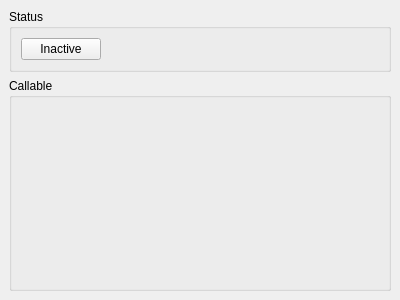
The window that profit/widgets/ui_strategydisplay.ui (hpsilva/profitpy) describes before a commit, drawn with Qt 5.
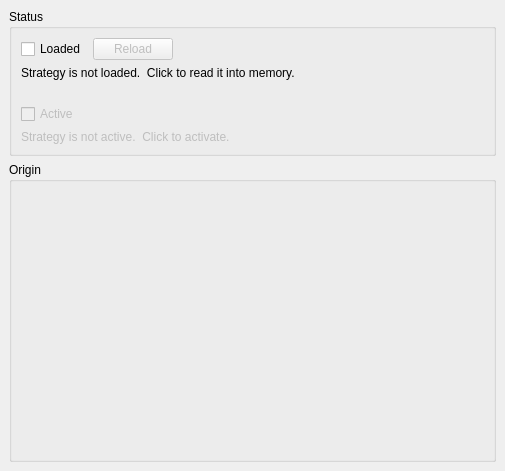
The same window after the commit. Icons and pictures are not drawn. Custom widgets are drawn as their Qt base class.

Commit message: Further build-out of strategy display widget.  Removed excess frames and margin from most displays.

Patch:
```diff
--- a/profit/widgets/ui_strategydisplay.ui
+++ b/profit/widgets/ui_strategydisplay.ui
@@ -5,8 +5,8 @@
    <rect>
     <x>0</x>
     <y>0</y>
-    <width>400</width>
-    <height>300</height>
+    <width>505</width>
+    <height>471</height>
    </rect>
   </property>
   <property name="windowTitle" >
@@ -32,35 +32,124 @@
      <property name="title" >
       <string>Status</string>
      </property>
-     <layout class="QHBoxLayout" >
+     <property name="flat" >
+      <bool>true</bool>
+     </property>
+     <layout class="QVBoxLayout" >
       <property name="margin" >
-       <number>9</number>
+       <number>0</number>
       </property>
       <property name="spacing" >
        <number>6</number>
       </property>
       <item>
-       <widget class="QPushButton" name="statusButton" >
-        <property name="text" >
-         <string>Inactive</string>
-        </property>
-        <property name="icon" >
-         <iconset resource="profit.qrc" >:/images/icons/connect_no.png</iconset>
-        </property>
+       <widget class="QFrame" name="loadGroup" >
+        <layout class="QGridLayout" >
+         <property name="margin" >
+          <number>9</number>
+         </property>
+         <property name="spacing" >
+          <number>6</number>
+         </property>
+         <item row="0" column="2" >
+          <spacer>
+           <property name="orientation" >
+            <enum>Qt::Horizontal</enum>
+           </property>
+           <property name="sizeHint" >
+            <size>
+             <width>40</width>
+             <height>20</height>
+            </size>
+           </property>
+          </spacer>
+         </item>
+         <item row="1" column="0" colspan="3" >
+          <widget class="QLabel" name="loadLabel" >
+           <property name="sizePolicy" >
+            <sizepolicy>
+             <hsizetype>7</hsizetype>
+             <vsizetype>5</vsizetype>
+             <horstretch>0</horstretch>
+             <verstretch>0</verstretch>
+            </sizepolicy>
+           </property>
+           <property name="text" >
+            <string>Strategy is not loaded.  Click to read it into memory.</string>
+           </property>
+           <property name="wordWrap" >
+            <bool>true</bool>
+           </property>
+          </widget>
+         </item>
+         <item row="0" column="1" >
+          <widget class="QPushButton" name="reloadButton" >
+           <property name="enabled" >
+            <bool>false</bool>
+           </property>
+           <property name="text" >
+            <string>Reload</string>
+           </property>
+           <property name="icon" >
+            <iconset resource="profit.qrc" >:/images/icons/noatunloopsong.png</iconset>
+           </property>
+          </widget>
+         </item>
+         <item row="0" column="0" >
+          <widget class="QCheckBox" name="loadButton" >
+           <property name="text" >
+            <string>Loaded</string>
+           </property>
+           <property name="icon" >
+            <iconset resource="profit.qrc" >:/images/icons/misc.png</iconset>
+           </property>
+          </widget>
+         </item>
+        </layout>
        </widget>
       </item>
       <item>
-       <spacer>
-        <property name="orientation" >
-         <enum>Qt::Horizontal</enum>
+       <widget class="QFrame" name="activeGroup" >
+        <property name="enabled" >
+         <bool>false</bool>
         </property>
-        <property name="sizeHint" >
-         <size>
-          <width>40</width>
-          <height>20</height>
-         </size>
-        </property>
-       </spacer>
+        <layout class="QVBoxLayout" >
+         <property name="margin" >
+          <number>9</number>
+         </property>
+         <property name="spacing" >
+          <number>6</number>
+         </property>
+         <item>
+          <widget class="QCheckBox" name="activeButton" >
+           <property name="text" >
+            <string>Active</string>
+           </property>
+           <property name="icon" >
+            <iconset resource="profit.qrc" >:/images/icons/connect_no.png</iconset>
+           </property>
+          </widget>
+         </item>
+         <item>
+          <widget class="QLabel" name="activeLabel" >
+           <property name="sizePolicy" >
+            <sizepolicy>
+             <hsizetype>7</hsizetype>
+             <vsizetype>5</vsizetype>
+             <horstretch>0</horstretch>
+             <verstretch>0</verstretch>
+            </sizepolicy>
+           </property>
+           <property name="text" >
+            <string>Strategy is not active.  Click to activate.</string>
+           </property>
+           <property name="wordWrap" >
+            <bool>true</bool>
+           </property>
+          </widget>
+         </item>
+        </layout>
+       </widget>
       </item>
      </layout>
     </widget>
@@ -76,7 +165,10 @@
       </sizepolicy>
      </property>
      <property name="title" >
-      <string>Callable</string>
+      <string>Origin</string>
+     </property>
+     <property name="flat" >
+      <bool>true</bool>
      </property>
      <layout class="QVBoxLayout" >
       <property name="margin" >
```
Left out of the diff: 106 changed lines with no effect on the pictures. The commit also changes 20 other files.
